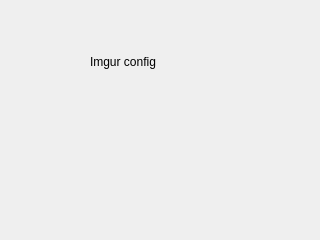
lxqt/screengrab, file src/modules/uploader/imgur/uploaderconfigwidget_imgur.ui: the form before one commit.
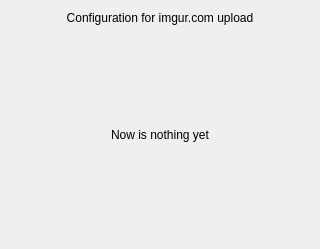
The form after the commit.

Commit message: Add layout to uploaderconfigwidget_imgur

The edit to the form file:
```diff
--- a/src/modules/uploader/imgur/uploaderconfigwidget_imgur.ui
+++ b/src/modules/uploader/imgur/uploaderconfigwidget_imgur.ui
@@ -7,25 +7,60 @@
     <x>0</x>
     <y>0</y>
     <width>320</width>
-    <height>240</height>
+    <height>249</height>
    </rect>
   </property>
   <property name="windowTitle">
    <string>Form</string>
   </property>
-  <widget class="QLabel" name="labTitle">
-   <property name="geometry">
-    <rect>
-     <x>90</x>
-     <y>50</y>
-     <width>85</width>
-     <height>24</height>
-    </rect>
-   </property>
-   <property name="text">
-    <string>Imgur config</string>
-   </property>
-  </widget>
+  <layout class="QVBoxLayout" name="verticalLayout">
+   <item>
+    <widget class="QLabel" name="labTitle">
+     <property name="text">
+      <string>Configuration for imgur.com upload</string>
+     </property>
+     <property name="alignment">
+      <set>Qt::AlignCenter</set>
+     </property>
+    </widget>
+   </item>
+   <item>
+    <spacer name="verticalSpacer">
+     <property name="orientation">
+      <enum>Qt::Vertical</enum>
+     </property>
+     <property name="sizeHint" stdset="0">
+      <size>
+       <width>20</width>
+       <height>88</height>
+      </size>
+     </property>
+    </spacer>
+   </item>
+   <item>
+    <widget class="QLabel" name="labImgurConfDescription">
+     <property name="text">
+      <string>Now is nothing yet</string>
+     </property>
+     <property name="alignment">
+      <set>Qt::AlignCenter</set>
+     </property>
+    </widget>
+   </item>
+   <item>
+    <spacer name="verticalSpacer_2">
+     <property name="orientation">
+      <enum>Qt::Vertical</enum>
+     </property>
+     <property name="sizeHint" stdset="0">
+      <size>
+       <width>20</width>
+       <height>87</height>
+      </size>
+     </property>
+    </spacer>
+   </item>
+  </layout>
  </widget>
  <resources/>
  <connections/>
```
